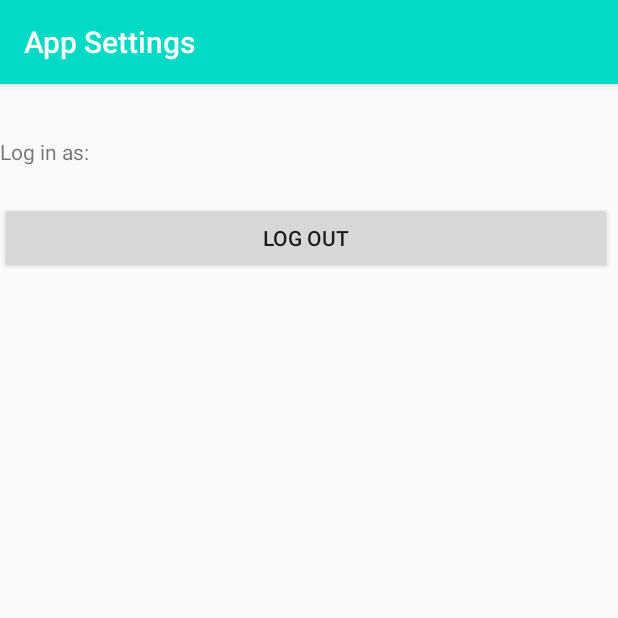
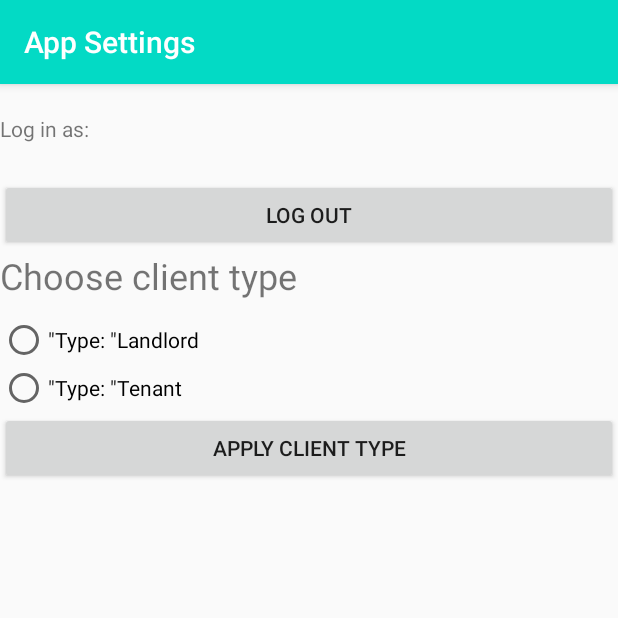
Before and after one commit to thitboxao0909/RoomControl, an Android app: the screen it shows after launch once a user with an empty profile is signed in (SettingsActivity), on a phone screen of 412 x 824 dp, the top half of it. Run offline under Robolectric (Android 15) with nearby library versions, the phone set to English and light mode, and no system bars; our stand-ins replace Firebase (no records; nobody signed in at launch, a user with empty details on screens opened directly).

Commit message:
Client type button group, save to SharePreferences, apply settings button, create tenant and landlord main activity

```diff
--- a/app/src/main/java/com/example/auth/SettingsActivity.java
+++ b/app/src/main/java/com/example/auth/SettingsActivity.java
@@ -4,11 +4,15 @@ import androidx.annotation.NonNull;
 import androidx.appcompat.app.AppCompatActivity;
 import androidx.appcompat.widget.Toolbar;
 
+import android.content.Context;
 import android.content.Intent;
+import android.content.SharedPreferences;
 import android.os.Bundle;
 import android.util.Log;
 import android.view.View;
 import android.widget.Button;
+import android.widget.RadioButton;
+import android.widget.RadioGroup;
 import android.widget.TextView;
 import android.widget.Toast;
 
@@ -20,21 +24,89 @@ import com.google.firebase.auth.FirebaseAuth;
 
 public class SettingsActivity extends AppCompatActivity {
 
+
     Toolbar toolbar;
     TextView logInText;
     @Override
     protected void onCreate(Bundle savedInstanceState) {
         super.onCreate(savedInstanceState);
         setContentView(R.layout.activity_settings);
+        //toolbar
         toolbar = findViewById(R.id.toolbar);
         setSupportActionBar(toolbar);
         getSupportActionBar().setTitle("App Settings");
         logInText = (TextView) findViewById(R.id.logInText);
+        //Firebase auth
         FirebaseAuth firebaseAuth = FirebaseAuth.getInstance();
         Log.d("tag","on create " + firebaseAuth.getCurrentUser().getEmail());
         logInText.setText("Log in as: " + firebaseAuth.getCurrentUser().getEmail());
+        //Client Type radio buttons
+        createRadioButton();
+        //TODO: fix
+        String type = getClientType(this);
+        applySettingButton(type);
+        Toast.makeText(this, type, Toast.LENGTH_SHORT)
+                .show();
+    }
+    //TODO: fix apply setting
+    private void applySettingButton(final String type)
+    {
+        Button button = (Button) findViewById(R.id.applyClient);
+        button.setOnClickListener(new View.OnClickListener() {
+            @Override
+            public void onClick(View view) {
+                if(type.equals("Landlord"))
+                {
+                    startActivity(new Intent(SettingsActivity.this, LandlordMain.class));
+                }else if(type.equals("Tenant"))
+                {
+                    startActivity((new Intent(SettingsActivity.this, TenantMain.class)));
+                }else Toast.makeText(SettingsActivity.this, "Client type setting not saved", Toast.LENGTH_SHORT);
+            }
+        });
+    }
 
+    private void createRadioButton()
+    {
+        RadioGroup group = (RadioGroup) findViewById(R.id.radio_group_CType);
+        final String[] clientType = getResources().getStringArray(R.array.client_type);
+        for(int i = 0; i < clientType.length; i++)
+        {
+            final String type = clientType[i];
+            RadioButton button = new RadioButton(this);
+            button.setText(getString(R.string.Type) + type);
 
+            button.setOnClickListener(new View.OnClickListener() {
+                @Override
+                public void onClick(View view) {
+                    Toast.makeText(SettingsActivity.this, "Client type: " + type + " chosen",Toast.LENGTH_SHORT)
+                            .show();
+
+                }
+            });
+            //add to radio group
+            group.addView(button);
+            //select default button
+            if(type.equals(getClientType(this)))
+            {
+                button.setChecked(true);
+            }
+        }
+    }
+
+    private void saveClientType(String type)
+    {
+        SharedPreferences prefs = this.getSharedPreferences("AppPrefs", MODE_PRIVATE);
+        SharedPreferences.Editor editor = prefs.edit();
+        editor.putString("Client Type", type);
+        editor.apply();
+    }
+
+    static public String getClientType(Context context)
+    {
+        SharedPreferences prefs = context.getSharedPreferences("AppPrefs", MODE_PRIVATE);
+        //TODO: fix get type
+        return prefs.getString("Client Type", "DEFAULT");
     }
 
     public void logout(final View view)
--- a/app/src/main/res/layout/activity_settings.xml
+++ b/app/src/main/res/layout/activity_settings.xml
@@ -13,15 +13,15 @@
         android:layout_height="wrap_content" />
 
     <LinearLayout
-        android:layout_width="408dp"
-        android:layout_height="104dp"
+        android:layout_width="0dp"
+        android:layout_height="wrap_content"
         android:orientation="vertical"
         app:layout_constraintBottom_toBottomOf="parent"
         app:layout_constraintEnd_toEndOf="parent"
         app:layout_constraintHorizontal_bias="0.0"
         app:layout_constraintStart_toStartOf="parent"
         app:layout_constraintTop_toTopOf="parent"
-        app:layout_constraintVertical_bias="0.127">
+        app:layout_constraintVertical_bias="0.132">
 
         <TextView
             android:id="@+id/logInText"
@@ -34,6 +34,24 @@
             android:layout_height="wrap_content"
             android:onClick="logout"
             android:text="@string/log_out" />
+
+        <TextView
+            android:id="@+id/Client_Type"
+            android:layout_width="match_parent"
+            android:layout_height="43dp"
+            android:text="@string/choose_client_type"
+            android:textSize="24sp" />
+
+        <RadioGroup
+            android:id="@+id/radio_group_CType"
+            android:layout_width="match_parent"
+            android:layout_height="wrap_content" />
+
+        <Button
+            android:id="@+id/applyClient"
+            android:layout_width="match_parent"
+            android:layout_height="wrap_content"
+            android:text="@string/apply_client_type" />
     </LinearLayout>
 
 </androidx.constraintlayout.widget.ConstraintLayout>
--- /dev/null
+++ b/app/src/main/res/values/client_type.xml
@@ -0,0 +1,8 @@
+<?xml version="1.0" encoding="utf-8"?>
+<resources>
+    <string-array name="client_type" >
+        <item>Landlord</item>
+        <item>Tenant</item>
+    </string-array>
+
+</resources>
--- a/app/src/main/res/values/strings.xml
+++ b/app/src/main/res/values/strings.xml
@@ -21,4 +21,8 @@
     <string name="title_activity_settings2">SettingsActivity2</string>
     <string name="settings">Settings</string>
     <string name="log_out">Log Out</string>
+    <string name="client_type">Client Type</string>
+    <string name="choose_client_type">Choose client type</string>
+    <string name="Type">\"Type: \"</string>
+    <string name="apply_client_type">Apply Client Type</string>
 </resources>
--- /dev/null
+++ b/app/src/main/res/xml/preferences.xml
@@ -0,0 +1,2 @@
+<?xml version="1.0" encoding="utf-8"?>
+<PreferenceScreen xmlns:android="http://schemas.android.com/apk/res/android"/>
```
Also changed, not shown: app/src/main/AndroidManifest.xml (+6 -5 lines), app/src/main/java/com/example/auth/LandlordMain.java (added, +14 -0 lines), app/src/main/java/com/example/auth/TenantMain.java (added, +14 -0 lines), app/src/main/res/layout/activity_landlord_main.xml (added, +22 -0 lines), app/src/main/res/layout/activity_tennant_main.xml (added, +22 -0 lines).
